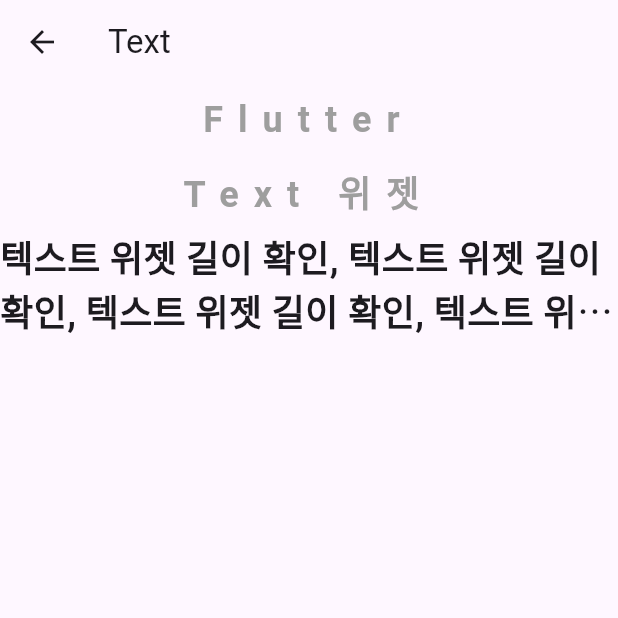
After one commit to ahra1221/Flutter_Practice, a Flutter app: the screen it shows after launch, after a tap on "text screen", on a phone screen of 412 x 824 dp, the top half of it. The commit adds this screen. Run offline on Flutter 3.47's test engine with Material 3 defaults, Android fonts, the phone set to English and light mode, and no system bars.

Commit message:
feat: Text 위젯 학습

```diff
--- a/lib/screen/button_screen.dart
+++ b/lib/screen/button_screen.dart
@@ -6,6 +6,7 @@ import 'package:flutter_projects/screen/container/container_practice_screen.dart
 import 'package:flutter_projects/screen/container/container_screen.dart';
 import 'package:flutter_projects/screen/row/row_practice_screen.dart';
 import 'package:flutter_projects/screen/row/row_screen.dart';
+import 'package:flutter_projects/screen/text/text_screen.dart';
 
 class ButtonScreen extends StatelessWidget {
   const ButtonScreen({super.key});
@@ -72,7 +73,15 @@ class ButtonScreen extends StatelessWidget {
                     return ComplicatePractice();
                   }));
                 },
-                child: Text("complicate practice"))
+                child: Text("complicate practice")),
+            SizedBox(height: 10),
+            ElevatedButton(
+                onPressed: () {
+                  Navigator.push(context, MaterialPageRoute(builder: (context) {
+                    return TextScreen();
+                  }));
+                },
+                child: Text("text screen"))
           ],
         ),
       ),
--- /dev/null
+++ b/lib/screen/text/text_screen.dart
@@ -0,0 +1,35 @@
+
+import 'package:flutter/material.dart';
+
+class TextScreen extends StatelessWidget {
+  const TextScreen({super.key});
+
+  @override
+  Widget build(BuildContext context) {
+    return Scaffold(
+      appBar: AppBar(title: Text("Text")),
+      body: const Column(
+        children: [
+          Text("Flutter\nText 위젯",
+            style: TextStyle(
+              fontSize: 24,
+              fontWeight: FontWeight.bold,
+              color: Colors.grey,
+              letterSpacing: 10,
+              height: 2
+            ),
+            textAlign: TextAlign.center,
+          ),
+          Text("텍스트 위젯 길이 확인, 텍스트 위젯 길이 확인, 텍스트 위젯 길이 확인, 텍스트 위젯 길이 확인, 텍스트 위젯 길이 확인, 텍스트 위젯 길이 확인, 텍스트 위젯 길이 확인, 텍스트 위젯 길이 확인, 텍스트 위젯 길이 확인, 텍스트 위젯 길이 확인, 텍스트 위젯 길이 확인, 텍스트 위젯 길이 확인",
+            style: TextStyle(
+                fontSize: 24,
+                fontWeight: FontWeight.bold
+            ),
+            maxLines: 2,
+            overflow: TextOverflow.ellipsis
+          )
+        ]
+      )
+    );
+  }
+}
```
Also changed, not shown: lib/screen/text/text_practice_screen.dart (added, +35 -0 lines).
